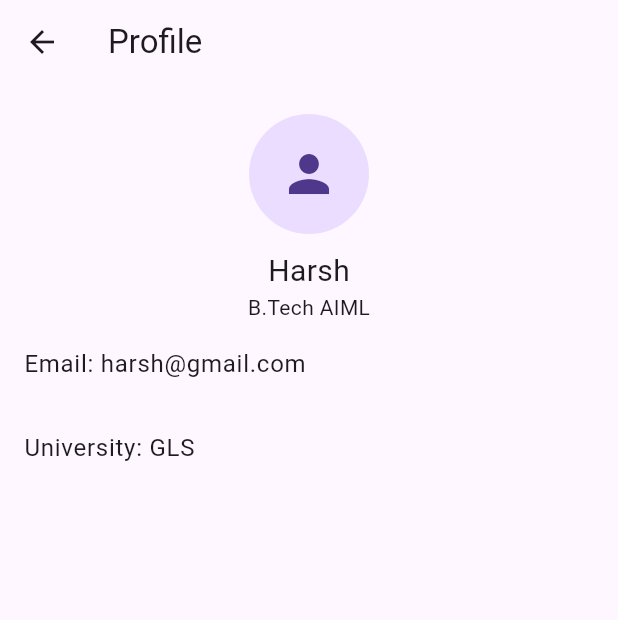
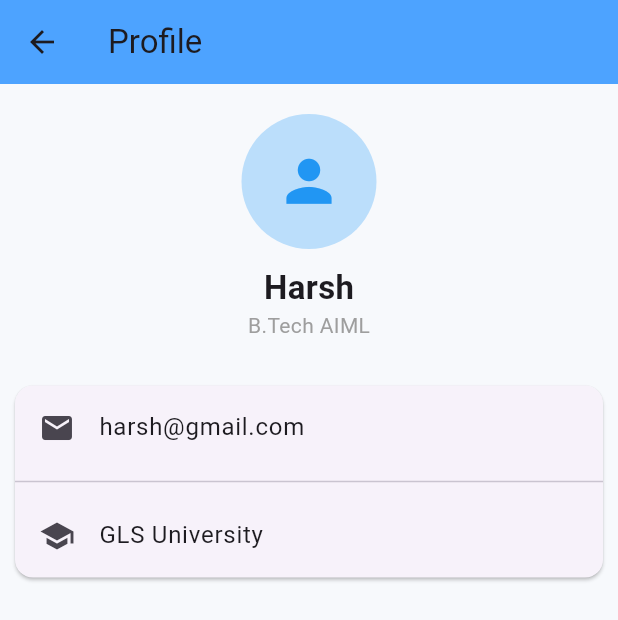
Before and after one commit to HarshGosalia05/Flutter_Project_sem_6, a Flutter app: the screen it shows after launch, in the side drawer, after a tap on "Profile", on a phone screen of 412 x 824 dp. Shown: the top 620 px of the screen. Run offline on Flutter 3.47's test engine with Material 3 defaults, Android fonts, the phone set to English and light mode, and no system bars; our stand-ins replace file_picker, fl_chart, open_file.

Commit message:
Fix ProfilePage import - rename profilePage.dart to ProfilePage.dart and update import

```diff
--- /dev/null
+++ b/lib/ProfilePage.dart
@@ -0,0 +1,53 @@
+import 'package:flutter/material.dart';
+
+class ProfilePage extends StatelessWidget {
+  @override
+  Widget build(BuildContext context) {
+    return Scaffold(
+      backgroundColor: Color(0xFFF7F9FC),
+      appBar: AppBar(
+        title: Text("Profile"),
+        backgroundColor: Color(0xFF4DA3FF),
+      ),
+      body: Column(
+        children: [
+          SizedBox(height: 20),
+
+          CircleAvatar(
+            radius: 45,
+            backgroundColor: Colors.blue[100],
+            child: Icon(Icons.person, size: 45, color: Colors.blue),
+          ),
+
+          SizedBox(height: 10),
+
+          Text(
+            "Harsh",
+            style: TextStyle(fontSize: 22, fontWeight: FontWeight.bold),
+          ),
+
+          Text("B.Tech AIML", style: TextStyle(color: Colors.grey)),
+
+          SizedBox(height: 20),
+
+          Card(
+            margin: EdgeInsets.all(10),
+            child: Column(
+              children: [
+                ListTile(
+                  leading: Icon(Icons.email),
+                  title: Text("harsh@gmail.com"),
+                ),
+                Divider(),
+                ListTile(
+                  leading: Icon(Icons.school),
+                  title: Text("GLS University"),
+                ),
+              ],
+            ),
+          ),
+        ],
+      ),
+    );
+  }
+}
--- a/lib/main.dart
+++ b/lib/main.dart
@@ -4,6 +4,8 @@ import 'package:gls_students/CourseDetailPage.dart';
 import 'package:gls_students/TestsPage.dart';
 import 'package:gls_students/Resultpage.dart';
 import 'package:gls_students/ProgressPage.dart';
+import 'package:gls_students/ProfilePage.dart';
+
 void main() {
   runApp(MyApp());
 }
@@ -397,27 +399,6 @@ class DashboardSidebar extends StatelessWidget {
   }
 }
 
-class ProfilePage extends StatelessWidget {
-  @override
-  Widget build(BuildContext context) {
-    return Scaffold(
-      appBar: AppBar(title: Text("Profile")),
-      body: Column(
-        children: [
-          SizedBox(height: 20),
-          CircleAvatar(radius: 40, child: Icon(Icons.person, size: 40)),
-          SizedBox(height: 10),
-          Text("Harsh", style: TextStyle(fontSize: 20)),
-          Text("B.Tech AIML"),
-
-          ListTile(title: Text("Email: harsh@gmail.com")),
-          ListTile(title: Text("University: GLS")),
-        ],
-      ),
-    );
-  }
-}
-
 class FilesPage extends StatefulWidget {
   @override
   _FilesPageState createState() => _FilesPageState();
```
